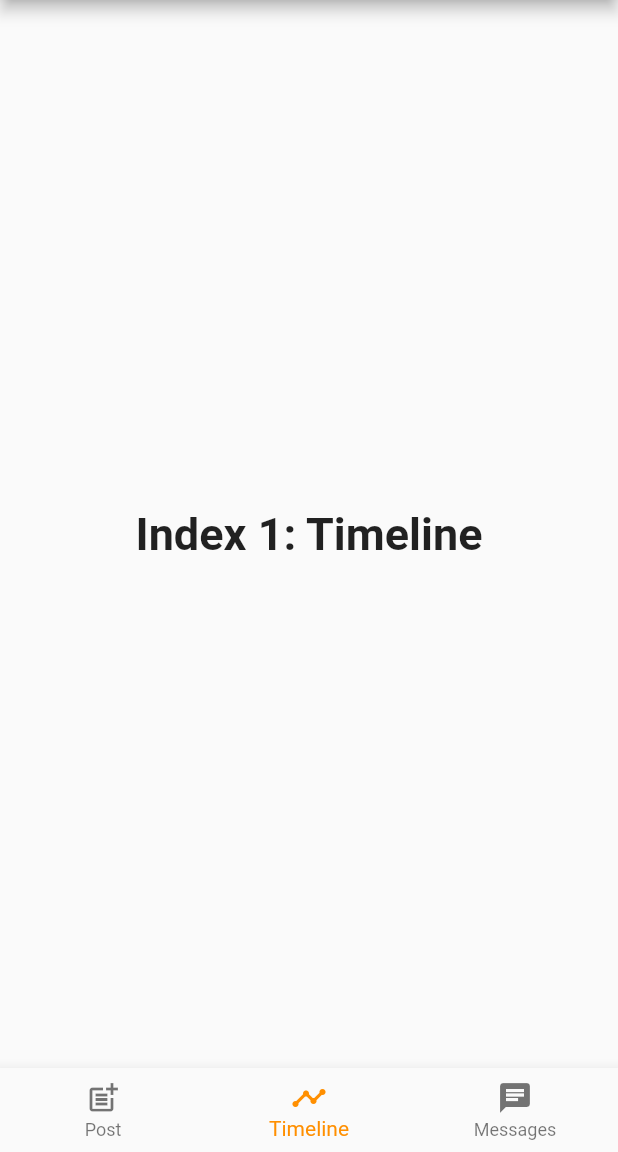
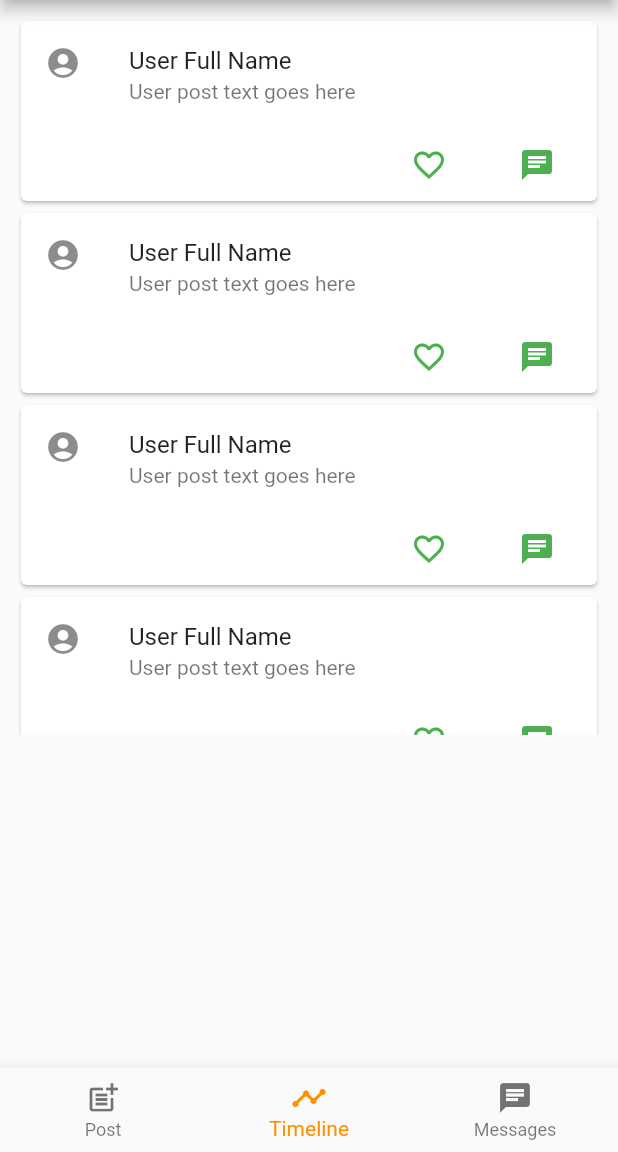
Before and after one commit to alfiannuriman/Speakup, a Flutter app: the TimelinePage screen opened directly, item 2 of the bottom bar chosen, on a phone screen of 412 x 824 dp, the part 84-1236 px from its top. Run offline on Flutter 3.47's test engine with Material 2 defaults, Android fonts, the phone set to English and light mode, and no system bars.

Commit message:
[Timeline]: Timeline page UI - [Post]: Create post

```diff
--- a/lib/views/pages/TimelinePage.dart
+++ b/lib/views/pages/TimelinePage.dart
@@ -1,4 +1,6 @@
 import 'package:flutter/material.dart';
+import 'package:speakup/views/widgets/CreatePost.dart';
+import 'package:speakup/views/widgets/PostList.dart';
 
 class TimelinePage extends StatefulWidget {
   @override
@@ -8,21 +10,14 @@ class TimelinePage extends StatefulWidget {
 }
 
 class TimelinePageState extends State<TimelinePage> {
-  final _formKey = GlobalKey<FormState>();
 
   int _selectedIndex = 0;
 
   static const TextStyle optionStyle =
       TextStyle(fontSize: 30, fontWeight: FontWeight.bold);
-  static const List<Widget> _widgetOptions = <Widget>[
-    Text(
-      'Index 0: Post',
-      style: optionStyle,
-    ),
-    Text(
-      'Index 1: Timeline',
-      style: optionStyle,
-    ),
+  static final List<Widget> _widgetOptions = <Widget>[
+    new CreatePost(),
+    new PostList(),
     Text(
       'Index 2: Messages',
       style: optionStyle,
@@ -42,10 +37,10 @@ class TimelinePageState extends State<TimelinePage> {
         body: Padding(
             padding: EdgeInsets.all(10.0),
             child: Column(
-              mainAxisAlignment: MainAxisAlignment.center,
               children: <Widget>[
                 Center(
-                  child: _widgetOptions.elementAt(_selectedIndex),
+                  // child: _widgetOptions.elementAt(_selectedIndex),
+                  child: _widgetOptions[_selectedIndex]
                 ),
               ],
             )),
--- /dev/null
+++ b/lib/views/widgets/PostList.dart
@@ -0,0 +1,63 @@
+import 'package:flutter/material.dart';
+
+class PostList extends StatefulWidget {
+
+  PostList({Key key}) : super(key: key);
+
+  @override
+  PostListState createState() => PostListState();
+}
+
+class PostListState extends State<PostList> {
+
+  final items = List<String>.generate(20, (i) => "Item $i");
+
+  @override
+  Widget build(BuildContext context) {
+
+    return Row(
+      children: <Widget>[
+        Expanded(
+          child: SizedBox(
+            height: 480,
+            child: ListView.builder(
+              scrollDirection: Axis.vertical,
+              itemCount: items.length,
+              itemBuilder: (BuildContext, index) {
+                return Center(
+                  child: Card(
+                    child: Column(
+                      mainAxisSize: MainAxisSize.min,
+                      children: <Widget>[
+                        const ListTile(
+                          leading: Icon(Icons.account_circle),
+                          title: Text('User Full Name'),
+                          subtitle: Text('User post text goes here'),
+                        ),
+                        Row(
+                          mainAxisAlignment: MainAxisAlignment.end,
+                          children: <Widget>[
+                            TextButton(
+                              child: const Icon(Icons.favorite_border),
+                              onPressed: () { /* ... */ },
+                            ),
+                            const SizedBox(width: 8),
+                            TextButton(
+                              child: const Icon(Icons.chat),
+                              onPressed: () { /* ... */ },
+                            ),
+                            const SizedBox(width: 8),
+                          ],
+                        )
+                      ]
+                    ),
+                  )
+                );
+              },
+            )
+          ),
+        )
+      ]
+    );
+  }
+}
```
Also changed, not shown: lib/views/widgets/CreatePost.dart (added, +56 -0 lines).
